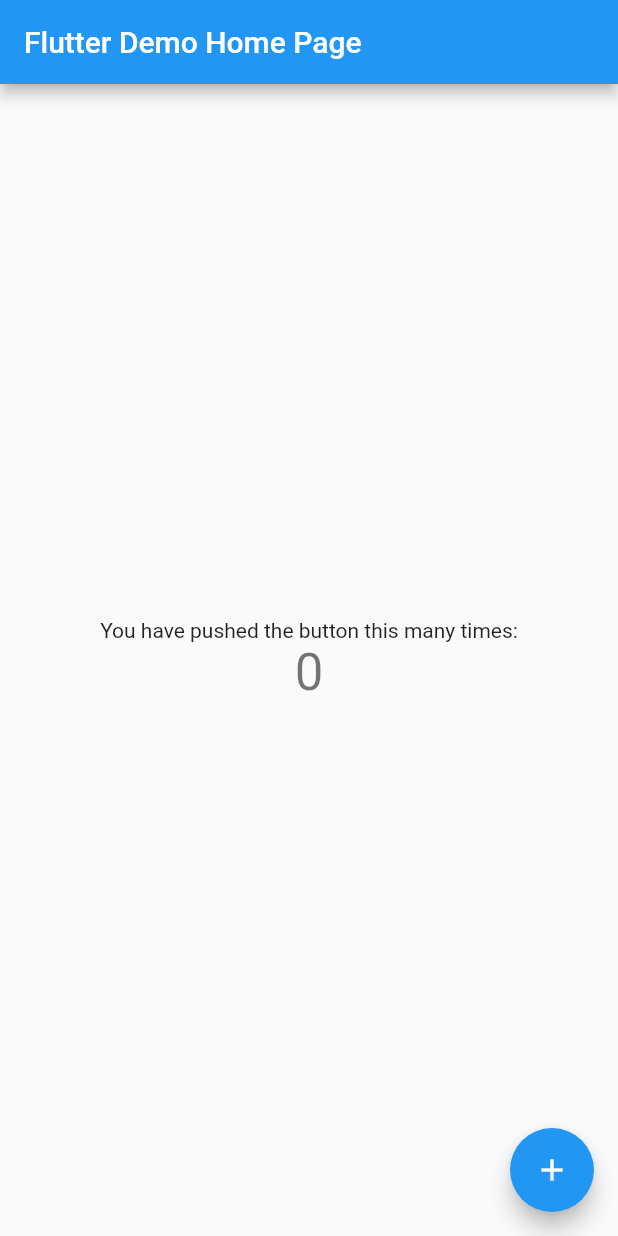
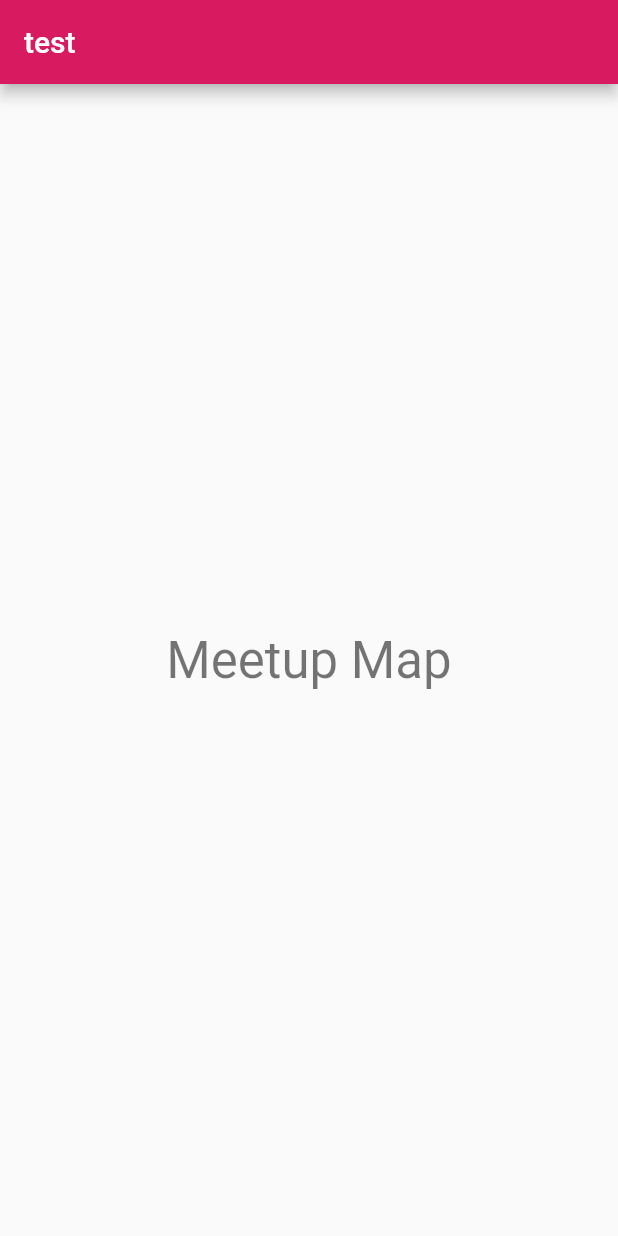
Before and after one commit to MeetupMap/app, a Flutter app: the screen it shows after launch, on a phone screen of 412 x 824 dp. Run offline on Flutter 3.47's test engine with Material 2 defaults, Android fonts, the phone set to English and light mode, and no system bars.

Commit message:
Clean up title page

```diff
--- a/lib/main.dart
+++ b/lib/main.dart
@@ -5,40 +5,20 @@ void main() {
 }
 
 class MyApp extends StatelessWidget {
-  // This widget is the root of your application.
   @override
   Widget build(BuildContext context) {
     return MaterialApp(
       title: 'Flutter Demo',
       theme: ThemeData(
-        // This is the theme of your application.
-        //
-        // Try running your application with "flutter run". You'll see the
-        // application has a blue toolbar. Then, without quitting the app, try
-        // changing the primarySwatch below to Colors.green and then invoke
-        // "hot reload" (press "r" in the console where you ran "flutter run",
-        // or simply save your changes to "hot reload" in a Flutter IDE).
-        // Notice that the counter didn't reset back to zero; the application
-        // is not restarted.
-        primarySwatch: Colors.blue,
+        primarySwatch: Colors.purple,
       ),
-      home: MyHomePage(title: 'Flutter Demo Home Page'),
+      home: MyHomePage(title: 'test'),
     );
   }
 }
 
 class MyHomePage extends StatefulWidget {
-  MyHomePage({Key key, this.title}) : super(key: key);
-
-  // This widget is the home page of your application. It is stateful, meaning
-  // that it has a State object (defined below) that contains fields that affect
-  // how it looks.
-
-  // This class is the configuration for the state. It holds the values (in this
-  // case the title) provided by the parent (in this case the App widget) and
-  // used by the build method of the State. Fields in a Widget subclass are
-  // always marked "final".
-
+  MyHomePage({this.title});
   final String title;
 
   @override
@@ -46,68 +26,24 @@ class MyHomePage extends StatefulWidget {
 }
 
 class _MyHomePageState extends State<MyHomePage> {
-  int _counter = 0;
-
-  void _incrementCounter() {
-    setState(() {
-      // This call to setState tells the Flutter framework that something has
-      // changed in this State, which causes it to rerun the build method below
-      // so that the display can reflect the updated values. If we changed
-      // _counter without calling setState(), then the build method would not be
-      // called again, and so nothing would appear to happen.
-      _counter++;
-    });
-  }
-
   @override
   Widget build(BuildContext context) {
-    // This method is rerun every time setState is called, for instance as done
-    // by the _incrementCounter method above.
-    //
-    // The Flutter framework has been optimized to make rerunning build methods
-    // fast, so that you can just rebuild anything that needs updating rather
-    // than having to individually change instances of widgets.
     return Scaffold(
       appBar: AppBar(
-        // Here we take the value from the MyHomePage object that was created by
-        // the App.build method, and use it to set our appbar title.
         title: Text(widget.title),
+        backgroundColor: Colors.pink.shade600,
       ),
       body: Center(
-        // Center is a layout widget. It takes a single child and positions it
-        // in the middle of the parent.
         child: Column(
-          // Column is also a layout widget. It takes a list of children and
-          // arranges them vertically. By default, it sizes itself to fit its
-          // children horizontally, and tries to be as tall as its parent.
-          //
-          // Invoke "debug painting" (press "p" in the console, choose the
-          // "Toggle Debug Paint" action from the Flutter Inspector in Android
-          // Studio, or the "Toggle Debug Paint" command in Visual Studio Code)
-          // to see the wireframe for each widget.
-          //
-          // Column has various properties to control how it sizes itself and
-          // how it positions its children. Here we use mainAxisAlignment to
-          // center the children vertically; the main axis here is the vertical
-          // axis because Columns are vertical (the cross axis would be
-          // horizontal).
           mainAxisAlignment: MainAxisAlignment.center,
           children: <Widget>[
             Text(
-              'You have pushed the button this many times:',
-            ),
-            Text(
-              '$_counter',
+              'Meetup Map',
               style: Theme.of(context).textTheme.headline4,
             ),
           ],
         ),
       ),
-      floatingActionButton: FloatingActionButton(
-        onPressed: _incrementCounter,
-        tooltip: 'Increment',
-        child: Icon(Icons.add),
-      ), // This trailing comma makes auto-formatting nicer for build methods.
     );
   }
 }
```
